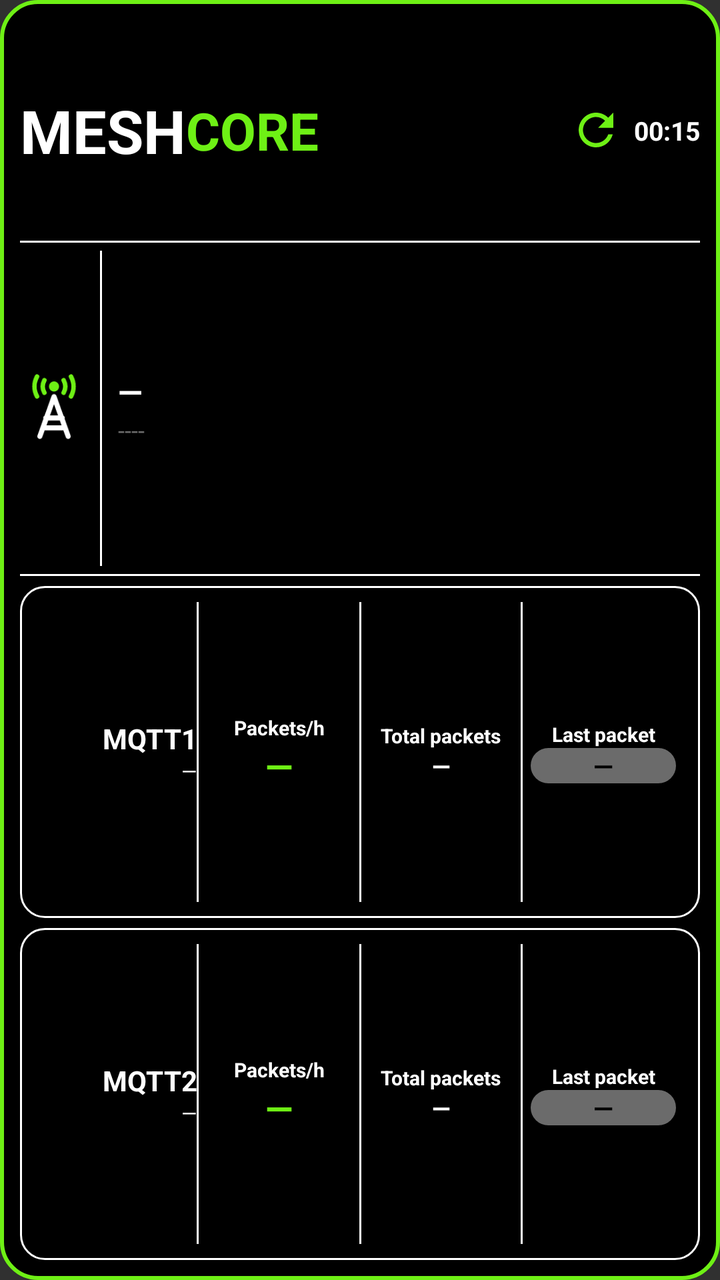
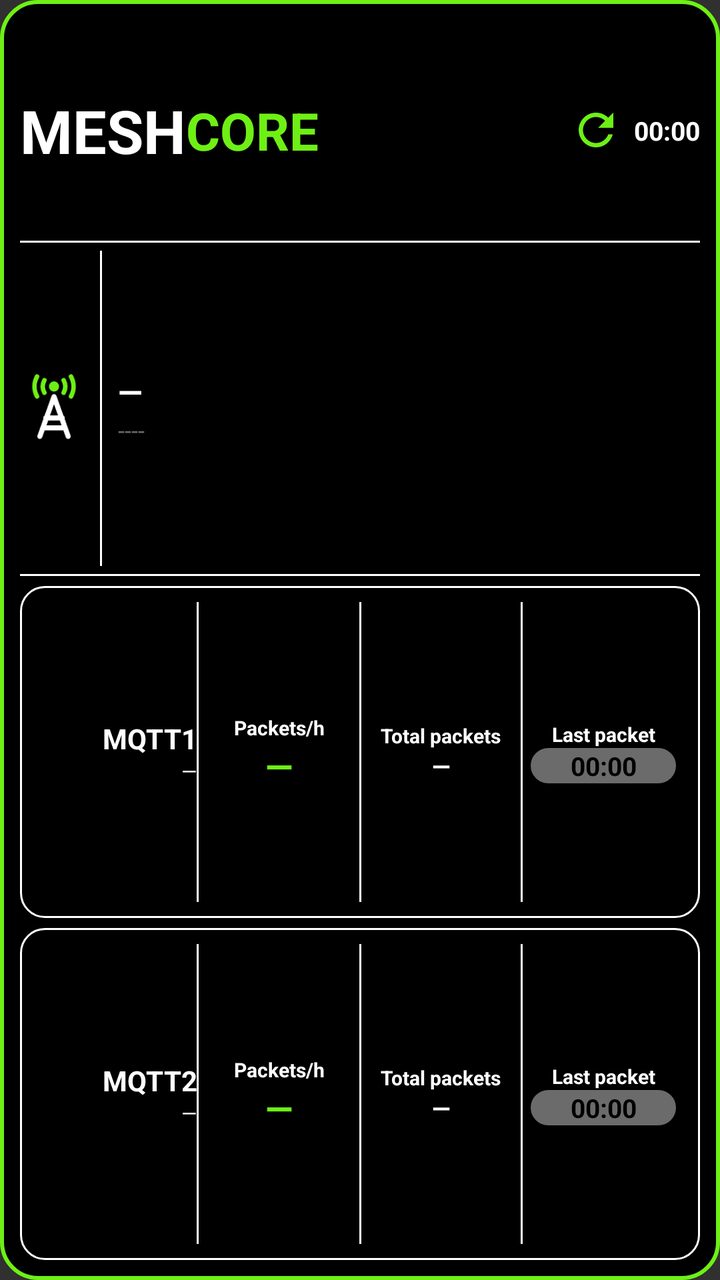

Before-and-after screenshots of an Android layout around one commit, followed by the original layout XML and the change that was made.
<!-- AndroidManifest.xml: application theme android:Theme.Material.NoActionBar -->
<!-- res/layout/widget_observer.xml -->
<?xml version="1.0" encoding="utf-8"?>
<LinearLayout xmlns:android="http://schemas.android.com/apk/res/android"
    android:id="@+id/widget_root"
    android:layout_width="match_parent"
    android:layout_height="match_parent"
    android:orientation="vertical"
    android:padding="10dp"
    android:background="@drawable/widget_bg">

    
    <LinearLayout
        android:layout_width="match_parent"
        android:layout_height="0dp"
        android:layout_weight="2"
        android:orientation="horizontal"
        android:gravity="center_vertical">
        <TextView android:layout_width="wrap_content" android:layout_height="wrap_content"
            android:text="MESH" android:textColor="#FFFFFF" android:textStyle="bold" android:textSize="30sp" android:maxLines="1"/>
        <TextView android:layout_width="wrap_content" android:layout_height="wrap_content"
            android:text="CORE" android:textColor="#6EF015" android:textStyle="bold" android:textSize="26sp" android:maxLines="1"/>
        <FrameLayout android:layout_width="0dp" android:layout_height="1dp" android:layout_weight="1"/>
        <ImageView android:id="@+id/refresh_icon" android:layout_width="26dp" android:layout_height="26dp"
            android:src="@drawable/ic_refresh" android:contentDescription="@null"/>
        <ProgressBar android:id="@+id/refresh_spinner" style="?android:attr/progressBarStyleSmall"
            android:layout_width="26dp" android:layout_height="26dp" android:indeterminate="true"
            android:indeterminateTint="#FFFF9500" android:visibility="gone"/>
        <TextView android:id="@+id/interval_text" android:layout_width="wrap_content" android:layout_height="wrap_content"
            android:layout_marginStart="6dp" android:text="00:15" android:textColor="#FFFFFF" android:textStyle="bold" android:textSize="13sp" android:maxLines="1"/>
    </LinearLayout>

    <FrameLayout android:layout_width="match_parent" android:layout_height="1dp" android:background="#FFFFFF"/>

    
    <LinearLayout
        android:layout_width="match_parent"
        android:layout_height="0dp"
        android:layout_weight="3"
        android:orientation="horizontal"
        android:gravity="center_vertical"
        android:paddingTop="4dp" android:paddingBottom="4dp">
        <ImageView android:layout_width="34dp" android:layout_height="34dp"
            android:src="@drawable/ic_tower" android:contentDescription="@null"/>
        <FrameLayout android:layout_width="1dp" android:layout_height="match_parent" android:layout_marginStart="6dp" android:layout_marginEnd="8dp" android:background="#FFFFFF"/>
        <LinearLayout android:layout_width="0dp" android:layout_height="wrap_content" android:layout_weight="1" android:orientation="vertical" android:gravity="center_vertical">
            <TextView android:id="@+id/obs_name" android:layout_width="match_parent" android:layout_height="wrap_content"
                android:text="—" android:textColor="#FFFFFF" android:textStyle="bold" android:textSize="16sp" android:maxLines="1" android:ellipsize="end"/>
            <TextView android:id="@+id/obs_hash" android:layout_width="match_parent" android:layout_height="wrap_content"
                android:text="----" android:textColor="#6B6B6B" android:textSize="12sp" android:maxLines="1" android:ellipsize="end"/>
        </LinearLayout>
    </LinearLayout>

    <FrameLayout android:layout_width="match_parent" android:layout_height="1dp" android:background="#FFFFFF" android:layout_marginBottom="5dp"/>

    
    <LinearLayout
        android:layout_width="match_parent" android:layout_height="0dp" android:layout_weight="3"
        android:orientation="horizontal" android:gravity="center_vertical"
        android:background="@drawable/card_outline" android:padding="8dp">
        <LinearLayout android:layout_width="0dp" android:layout_height="wrap_content" android:layout_weight="3" android:orientation="vertical">
            <TextView android:layout_width="match_parent" android:layout_height="wrap_content" android:id="@+id/m1_title" android:text="MQTT1" android:textColor="#FFFFFF" android:textStyle="bold" android:gravity="end" android:textSize="14sp" android:maxLines="1" android:autoSizeTextType="uniform" android:autoSizeMinTextSize="10sp" android:autoSizeMaxTextSize="14sp" android:autoSizeStepGranularity="1sp"/>
            <TextView android:id="@+id/m1_host" android:layout_width="match_parent" android:layout_height="wrap_content" android:text="—" android:textColor="#FFFFFF" android:textSize="10sp" android:gravity="end" android:maxLines="1" android:ellipsize="end" android:autoSizeTextType="uniform" android:autoSizeMinTextSize="6sp" android:autoSizeMaxTextSize="10sp" android:autoSizeStepGranularity="1sp"/>
        </LinearLayout>
        <FrameLayout android:layout_width="1dp" android:layout_height="match_parent" android:background="#FFFFFF"/>
        <LinearLayout android:layout_width="0dp" android:layout_height="wrap_content" android:layout_weight="3" android:orientation="vertical" android:gravity="center_horizontal">
            <TextView android:layout_width="match_parent" android:layout_height="wrap_content" android:text="Packets/h" android:textColor="#FFFFFF" android:textStyle="bold" android:gravity="center" android:textSize="10sp" android:maxLines="1" android:autoSizeTextType="uniform" android:autoSizeMinTextSize="6sp" android:autoSizeMaxTextSize="10sp" android:autoSizeStepGranularity="1sp"/>
            <TextView android:id="@+id/m1_hour" android:layout_width="match_parent" android:layout_height="wrap_content" android:text="—" android:textColor="#6EF015" android:textStyle="bold" android:gravity="center" android:textSize="18sp" android:maxLines="1" android:autoSizeTextType="uniform" android:autoSizeMinTextSize="14sp" android:autoSizeMaxTextSize="24sp" android:autoSizeStepGranularity="1sp"/>
        </LinearLayout>
        <LinearLayout android:id="@+id/m1_total_col" android:layout_width="0dp" android:layout_height="match_parent" android:layout_weight="3" android:orientation="horizontal" android:gravity="center_vertical">
        <FrameLayout android:layout_width="1dp" android:layout_height="match_parent" android:background="#FFFFFF"/>
        <LinearLayout android:layout_width="0dp" android:layout_height="wrap_content" android:layout_weight="1" android:orientation="vertical" android:gravity="center_horizontal">
            <TextView android:layout_width="match_parent" android:layout_height="wrap_content" android:text="Total packets" android:textColor="#FFFFFF" android:textStyle="bold" android:gravity="center" android:textSize="10sp" android:maxLines="1" android:autoSizeTextType="uniform" android:autoSizeMinTextSize="6sp" android:autoSizeMaxTextSize="10sp" android:autoSizeStepGranularity="1sp"/>
            <TextView android:id="@+id/m1_total" android:layout_width="match_parent" android:layout_height="wrap_content" android:text="—" android:textColor="#FFFFFF" android:textStyle="bold" android:gravity="center" android:textSize="12sp" android:maxLines="1" android:autoSizeTextType="uniform" android:autoSizeMinTextSize="10sp" android:autoSizeMaxTextSize="15sp" android:autoSizeStepGranularity="1sp"/>
        </LinearLayout>
        </LinearLayout>
        <FrameLayout android:layout_width="1dp" android:layout_height="match_parent" android:background="#FFFFFF"/>
        <LinearLayout android:layout_width="0dp" android:layout_height="wrap_content" android:layout_weight="3" android:orientation="vertical" android:gravity="center_horizontal">
            <TextView android:layout_width="match_parent" android:layout_height="wrap_content" android:text="Last packet" android:textColor="#FFFFFF" android:textStyle="bold" android:gravity="center" android:textSize="10sp" android:maxLines="1" android:autoSizeTextType="uniform" android:autoSizeMinTextSize="6sp" android:autoSizeMaxTextSize="10sp" android:autoSizeStepGranularity="1sp"/>
            <TextView android:id="@+id/m1_last" android:layout_width="match_parent" android:layout_height="wrap_content" android:gravity="center" android:layout_marginStart="4dp" android:layout_marginEnd="4dp" android:background="@drawable/pill_gray" android:text="—" android:textColor="#000000" android:textStyle="bold" android:textSize="13sp" android:maxLines="1" android:autoSizeTextType="uniform" android:autoSizeMinTextSize="9sp" android:autoSizeMaxTextSize="13sp" android:autoSizeStepGranularity="1sp"/>
        </LinearLayout>
    </LinearLayout>

    <FrameLayout android:layout_width="match_parent" android:layout_height="5dp"/>

    
    <LinearLayout
        android:layout_width="match_parent" android:layout_height="0dp" android:layout_weight="3"
        android:orientation="horizontal" android:gravity="center_vertical"
        android:background="@drawable/card_outline" android:padding="8dp">
        <LinearLayout android:layout_width="0dp" android:layout_height="wrap_content" android:layout_weight="3" android:orientation="vertical">
            <TextView android:layout_width="match_parent" android:layout_height="wrap_content" android:id="@+id/m2_title" android:text="MQTT2" android:textColor="#FFFFFF" android:textStyle="bold" android:gravity="end" android:textSize="14sp" android:maxLines="1" android:autoSizeTextType="uniform" android:autoSizeMinTextSize="10sp" android:autoSizeMaxTextSize="14sp" android:autoSizeStepGranularity="1sp"/>
            <TextView android:id="@+id/m2_host" android:layout_width="match_parent" android:layout_height="wrap_content" android:text="—" android:textColor="#FFFFFF" android:textSize="10sp" android:gravity="end" android:maxLines="1" android:ellipsize="end" android:autoSizeTextType="uniform" android:autoSizeMinTextSize="6sp" android:autoSizeMaxTextSize="10sp" android:autoSizeStepGranularity="1sp"/>
        </LinearLayout>
        <FrameLayout android:layout_width="1dp" android:layout_height="match_parent" android:background="#FFFFFF"/>
        <LinearLayout android:layout_width="0dp" android:layout_height="wrap_content" android:layout_weight="3" android:orientation="vertical" android:gravity="center_horizontal">
            <TextView android:layout_width="match_parent" android:layout_height="wrap_content" android:text="Packets/h" android:textColor="#FFFFFF" android:textStyle="bold" android:gravity="center" android:textSize="10sp" android:maxLines="1" android:autoSizeTextType="uniform" android:autoSizeMinTextSize="6sp" android:autoSizeMaxTextSize="10sp" android:autoSizeStepGranularity="1sp"/>
            <TextView android:id="@+id/m2_hour" android:layout_width="match_parent" android:layout_height="wrap_content" android:text="—" android:textColor="#6EF015" android:textStyle="bold" android:gravity="center" android:textSize="18sp" android:maxLines="1" android:autoSizeTextType="uniform" android:autoSizeMinTextSize="14sp" android:autoSizeMaxTextSize="24sp" android:autoSizeStepGranularity="1sp"/>
        </LinearLayout>
        <LinearLayout android:id="@+id/m2_total_col" android:layout_width="0dp" android:layout_height="match_parent" android:layout_weight="3" android:orientation="horizontal" android:gravity="center_vertical">
        <FrameLayout android:layout_width="1dp" android:layout_height="match_parent" android:background="#FFFFFF"/>
        <LinearLayout android:layout_width="0dp" android:layout_height="wrap_content" android:layout_weight="1" android:orientation="vertical" android:gravity="center_horizontal">
            <TextView android:layout_width="match_parent" android:layout_height="wrap_content" android:text="Total packets" android:textColor="#FFFFFF" android:textStyle="bold" android:gravity="center" android:textSize="10sp" android:maxLines="1" android:autoSizeTextType="uniform" android:autoSizeMinTextSize="6sp" android:autoSizeMaxTextSize="10sp" android:autoSizeStepGranularity="1sp"/>
            <TextView android:id="@+id/m2_total" android:layout_width="match_parent" android:layout_height="wrap_content" android:text="—" android:textColor="#FFFFFF" android:textStyle="bold" android:gravity="center" android:textSize="12sp" android:maxLines="1" android:autoSizeTextType="uniform" android:autoSizeMinTextSize="10sp" android:autoSizeMaxTextSize="15sp" android:autoSizeStepGranularity="1sp"/>
        </LinearLayout>
        </LinearLayout>
        <FrameLayout android:layout_width="1dp" android:layout_height="match_parent" android:background="#FFFFFF"/>
        <LinearLayout android:layout_width="0dp" android:layout_height="wrap_content" android:layout_weight="3" android:orientation="vertical" android:gravity="center_horizontal">
            <TextView android:layout_width="match_parent" android:layout_height="wrap_content" android:text="Last packet" android:textColor="#FFFFFF" android:textStyle="bold" android:gravity="center" android:textSize="10sp" android:maxLines="1" android:autoSizeTextType="uniform" android:autoSizeMinTextSize="6sp" android:autoSizeMaxTextSize="10sp" android:autoSizeStepGranularity="1sp"/>
            <TextView android:id="@+id/m2_last" android:layout_width="match_parent" android:layout_height="wrap_content" android:layout_marginStart="4dp" android:layout_marginEnd="4dp" android:gravity="center" android:background="@drawable/pill_gray" android:text="—" android:textColor="#000000" android:textStyle="bold" android:textSize="13sp" android:maxLines="1" android:autoSizeTextType="uniform" android:autoSizeMinTextSize="9sp" android:autoSizeMaxTextSize="13sp" android:autoSizeStepGranularity="1sp"/>
        </LinearLayout>
    </LinearLayout>
</LinearLayout>
<!-- resources referenced by this layout -->
<resources>
  <!-- drawable card_outline (drawable) -->
  <?xml version="1.0" encoding="utf-8"?>
  <shape xmlns:android="http://schemas.android.com/apk/res/android" android:shape="rectangle">
      <solid android:color="#000000"/>
      <stroke android:width="1dp" android:color="#FFFFFF"/>
      <corners android:radius="12dp"/>
  </shape>
  <!-- drawable ic_refresh (drawable) -->
  <?xml version="1.0" encoding="utf-8"?>
  <vector xmlns:android="http://schemas.android.com/apk/res/android" android:width="24dp" android:height="24dp" android:viewportWidth="24" android:viewportHeight="24">
      <path android:fillColor="#6EF015" android:pathData="M17.65,6.35C16.2,4.9 14.21,4 12,4c-4.42,0 -7.99,3.58 -7.99,8s3.57,8 7.99,8c3.73,0 6.84,-2.55 7.73,-6h-2.08c-0.82,2.33 -3.04,4 -5.65,4 -3.31,0 -6,-2.69 -6,-6s2.69,-6 6,-6c1.66,0 3.14,0.69 4.22,1.78L13,11h7V4l-2.35,2.35z"/>
  </vector>
  <!-- drawable ic_tower (drawable) -->
  <?xml version="1.0" encoding="utf-8"?>
  <vector xmlns:android="http://schemas.android.com/apk/res/android" android:width="48dp" android:height="48dp" android:viewportWidth="24" android:viewportHeight="24">
      <path android:fillColor="#6EF015" android:pathData="M12,4.4m-1.8,0a1.8,1.8 0,1 1,3.6 0a1.8,1.8 0,1 1,-3.6 0"/>
      <path android:strokeColor="#6EF015" android:strokeWidth="1.6" android:strokeLineCap="round" android:pathData="M8.6,2.2A4.6,4.6 0,0 0,8.6,6.6M15.4,2.2A4.6,4.6 0,0 1,15.4,6.6M6,0.9A7.4,7.4 0,0 0,6,7.9M18,0.9A7.4,7.4 0,0 1,18,7.9"/>
      <path android:strokeColor="#FFFFFF" android:strokeWidth="1.8" android:strokeLineCap="round" android:strokeLineJoin="round" android:pathData="M12,8L7,22M12,8L17,22M9.1,15.5L14.9,15.5M8.2,19L15.8,19"/>
  </vector>
  <!-- drawable pill_gray (drawable) -->
  <?xml version="1.0" encoding="utf-8"?>
  <shape xmlns:android="http://schemas.android.com/apk/res/android" android:shape="rectangle">
      <solid android:color="#6B6B6B"/>
      <corners android:radius="11dp"/>
  </shape>
  <!-- drawable widget_bg (drawable) -->
  <?xml version="1.0" encoding="utf-8"?>
  <shape xmlns:android="http://schemas.android.com/apk/res/android" android:shape="rectangle">
      <solid android:color="#000000"/>
      <stroke android:width="2dp" android:color="#6EF015"/>
      <corners android:radius="18dp"/>
  </shape>
</resources>

<!-- the commit's change to res/layout/widget_observer.xml (unified diff, before → after) -->
@@ -24,7 +24,7 @@
         <ProgressBar android:id="@+id/refresh_spinner" style="?android:attr/progressBarStyleSmall"
             android:layout_width="26dp" android:layout_height="26dp" android:indeterminate="true"
             android:indeterminateTint="#FFFF9500" android:visibility="gone"/>
-        <TextView android:id="@+id/interval_text" android:layout_width="wrap_content" android:layout_height="wrap_content"
+        <Chronometer android:id="@+id/interval_text" android:layout_width="wrap_content" android:layout_height="wrap_content"
             android:layout_marginStart="6dp" android:text="00:15" android:textColor="#FFFFFF" android:textStyle="bold" android:textSize="13sp" android:maxLines="1"/>
     </LinearLayout>
 
@@ -75,7 +75,7 @@
         <FrameLayout android:layout_width="1dp" android:layout_height="match_parent" android:background="#FFFFFF"/>
         <LinearLayout android:layout_width="0dp" android:layout_height="wrap_content" android:layout_weight="3" android:orientation="vertical" android:gravity="center_horizontal">
             <TextView android:layout_width="match_parent" android:layout_height="wrap_content" android:text="Last packet" android:textColor="#FFFFFF" android:textStyle="bold" android:gravity="center" android:textSize="10sp" android:maxLines="1" android:autoSizeTextType="uniform" android:autoSizeMinTextSize="6sp" android:autoSizeMaxTextSize="10sp" android:autoSizeStepGranularity="1sp"/>
-            <TextView android:id="@+id/m1_last" android:layout_width="match_parent" android:layout_height="wrap_content" android:gravity="center" android:layout_marginStart="4dp" android:layout_marginEnd="4dp" android:background="@drawable/pill_gray" android:text="—" android:textColor="#000000" android:textStyle="bold" android:textSize="13sp" android:maxLines="1" android:autoSizeTextType="uniform" android:autoSizeMinTextSize="9sp" android:autoSizeMaxTextSize="13sp" android:autoSizeStepGranularity="1sp"/>
+            <Chronometer android:id="@+id/m1_last" android:layout_width="match_parent" android:layout_height="wrap_content" android:gravity="center" android:layout_marginStart="4dp" android:layout_marginEnd="4dp" android:background="@drawable/pill_gray" android:text="—" android:textColor="#000000" android:textStyle="bold" android:textSize="13sp" android:maxLines="1" android:autoSizeTextType="uniform" android:autoSizeMinTextSize="9sp" android:autoSizeMaxTextSize="13sp" android:autoSizeStepGranularity="1sp"/>
         </LinearLayout>
     </LinearLayout>
 
@@ -105,7 +105,7 @@
         <FrameLayout android:layout_width="1dp" android:layout_height="match_parent" android:background="#FFFFFF"/>
         <LinearLayout android:layout_width="0dp" android:layout_height="wrap_content" android:layout_weight="3" android:orientation="vertical" android:gravity="center_horizontal">
             <TextView android:layout_width="match_parent" android:layout_height="wrap_content" android:text="Last packet" android:textColor="#FFFFFF" android:textStyle="bold" android:gravity="center" android:textSize="10sp" android:maxLines="1" android:autoSizeTextType="uniform" android:autoSizeMinTextSize="6sp" android:autoSizeMaxTextSize="10sp" android:autoSizeStepGranularity="1sp"/>
-            <TextView android:id="@+id/m2_last" android:layout_width="match_parent" android:layout_height="wrap_content" android:layout_marginStart="4dp" android:layout_marginEnd="4dp" android:gravity="center" android:background="@drawable/pill_gray" android:text="—" android:textColor="#000000" android:textStyle="bold" android:textSize="13sp" android:maxLines="1" android:autoSizeTextType="uniform" android:autoSizeMinTextSize="9sp" android:autoSizeMaxTextSize="13sp" android:autoSizeStepGranularity="1sp"/>
+            <Chronometer android:id="@+id/m2_last" android:layout_width="match_parent" android:layout_height="wrap_content" android:layout_marginStart="4dp" android:layout_marginEnd="4dp" android:gravity="center" android:background="@drawable/pill_gray" android:text="—" android:textColor="#000000" android:textStyle="bold" android:textSize="13sp" android:maxLines="1" android:autoSizeTextType="uniform" android:autoSizeMinTextSize="9sp" android:autoSizeMaxTextSize="13sp" android:autoSizeStepGranularity="1sp"/>
         </LinearLayout>
     </LinearLayout>
 </LinearLayout>
